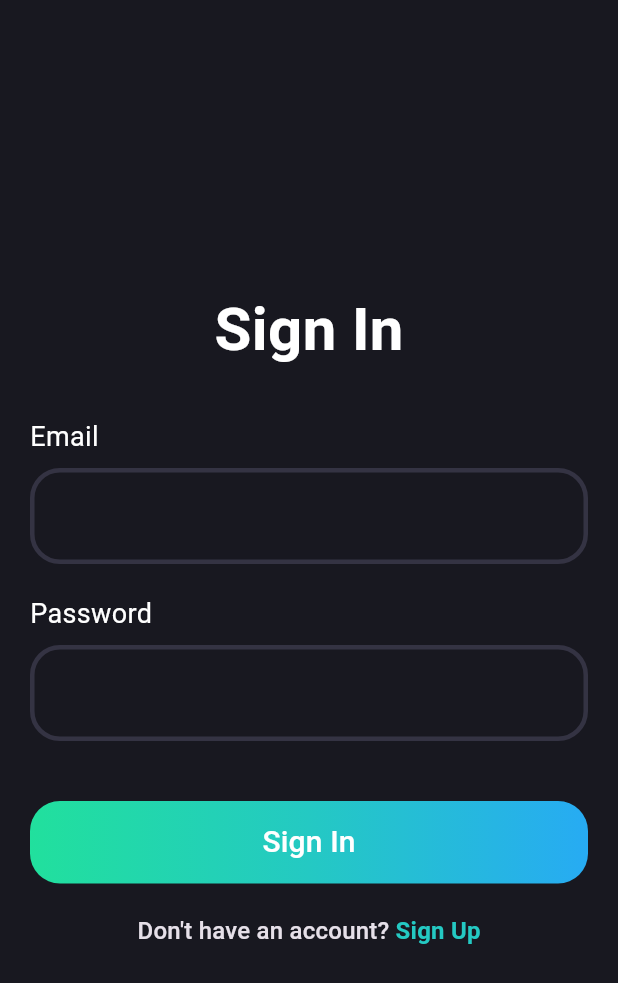
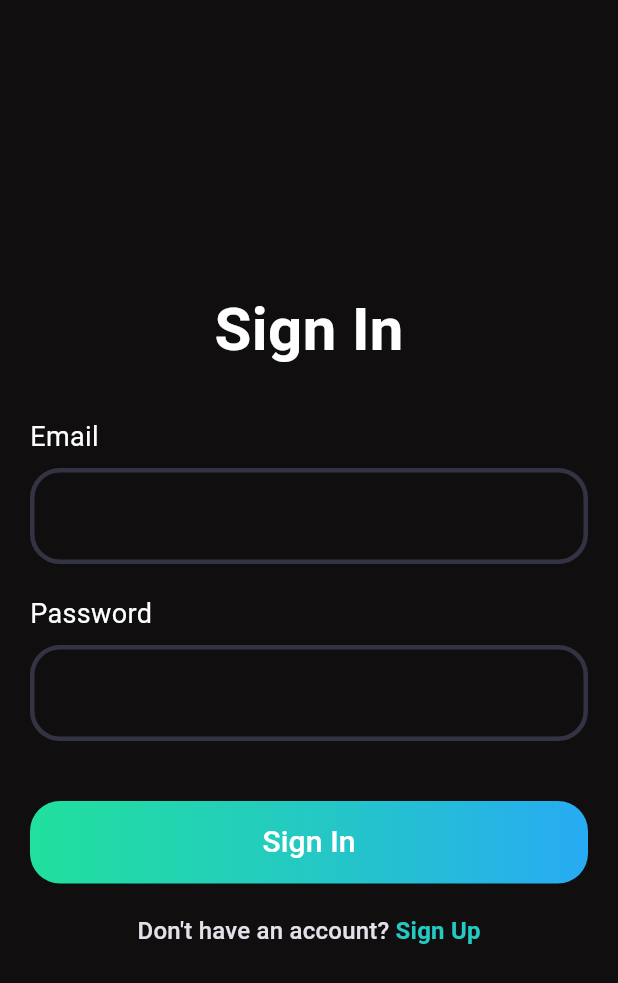
Before and after one commit to amanhere-01/BlogHub, a Flutter app: the screen it shows after launch, on a phone screen of 412 x 824 dp. Shown: the top 983 px of the screen. Run offline on Flutter 3.47's test engine with Material 3 defaults, Android fonts, the phone set to English and light mode, and no system bars; our stand-ins replace bloc, flutter_bloc, fpdart, get_it, image_picker, supabase_flutter; accounts and stored records are empty; statements that could not run were skipped.

Commit message:
theme change

```diff
--- a/lib/core/theme/app_pallet.dart
+++ b/lib/core/theme/app_pallet.dart
@@ -1,7 +1,7 @@
 import 'package:flutter/material.dart';
 
 class AppPallet {
-  static const Color backgroundColor = Color.fromRGBO(24, 24, 32, 1);
+  static const Color backgroundColor =  Color(0xFF100E0E);
   static const Color gradient1 = Color.fromRGBO(33,224,157,1);
   static const Color gradient2 = Color.fromRGBO(36,201,195, 1);
   static const Color gradient3 = Color.fromRGBO(39,171,243, 1);
@@ -10,4 +10,5 @@ class AppPallet {
   static const Color greyColor = Colors.grey;
   static const Color errorColor = Colors.redAccent;
   static const Color transparentColor = Colors.transparent;
+  static Color get black2 => const Color(0xFF151414);
 }
--- a/lib/core/theme/theme.dart
+++ b/lib/core/theme/theme.dart
@@ -14,8 +14,8 @@ class AppTheme{
     appBarTheme: const AppBarTheme(
       backgroundColor: AppPallet.transparentColor
     ),
-    chipTheme: const ChipThemeData(
-      color: WidgetStatePropertyAll(AppPallet.backgroundColor),
+    chipTheme:  ChipThemeData(
+      color: WidgetStatePropertyAll(AppPallet.black2),
       side: BorderSide.none
     ),
     inputDecorationTheme: InputDecorationTheme(
@@ -26,4 +26,6 @@ class AppTheme{
       errorBorder: _borderDesign(AppPallet.errorColor)
     )
   );
+
+
 }
```
